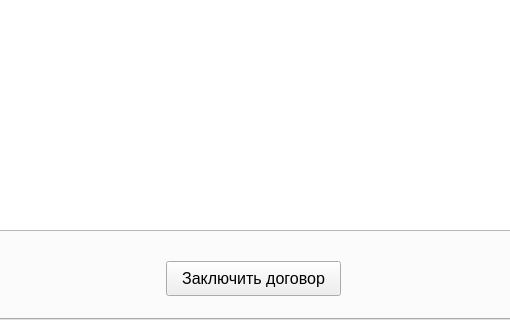
NickSFU/-Employment_office, file employerwindow.ui: the form before one commit; both pictures show x 348 to 858 and y 380 to 700 of the 1200 by 700 pixel window.
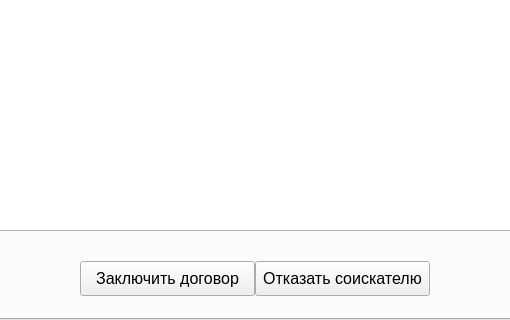
The form after the commit. The open tabs and pages were chosen to show the change.

```diff
--- a/employerwindow.ui
+++ b/employerwindow.ui
@@ -361,7 +361,7 @@
     <widget class="QPushButton" name="pushButton_2">
      <property name="geometry">
       <rect>
-       <x>511</x>
+       <x>425</x>
        <y>610</y>
        <width>175</width>
        <height>35</height>
@@ -371,6 +371,19 @@
       <string>Заключить договор</string>
      </property>
     </widget>
+    <widget class="QPushButton" name="RefuseApplicantButton">
+     <property name="geometry">
+      <rect>
+       <x>600</x>
+       <y>610</y>
+       <width>175</width>
+       <height>35</height>
+      </rect>
+     </property>
+     <property name="text">
+      <string>Отказать соискателю</string>
+     </property>
+    </widget>
    </widget>
    <widget class="QWidget" name="tab_4">
     <attribute name="title">
```
Left out of the diff: 4 changed lines with no effect on the pictures.
